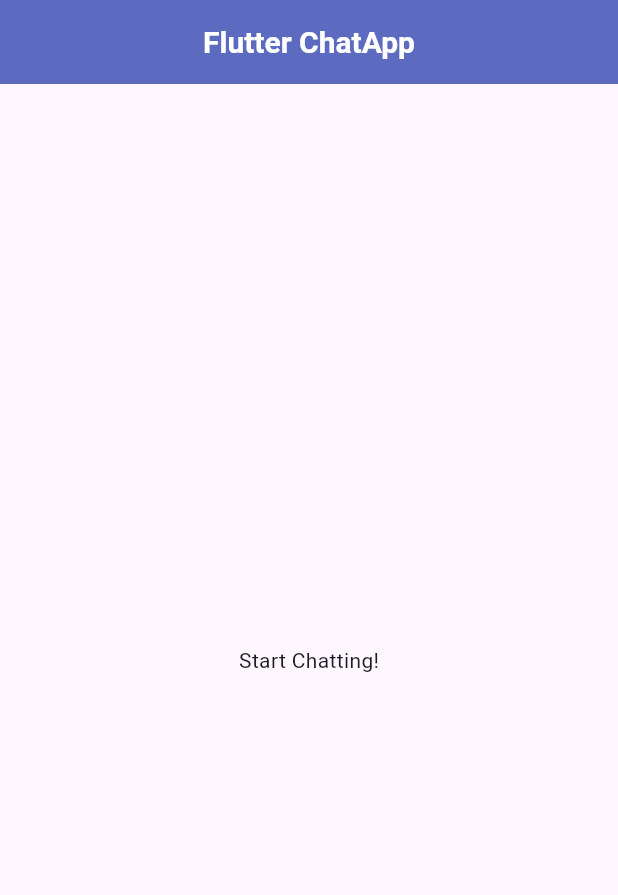
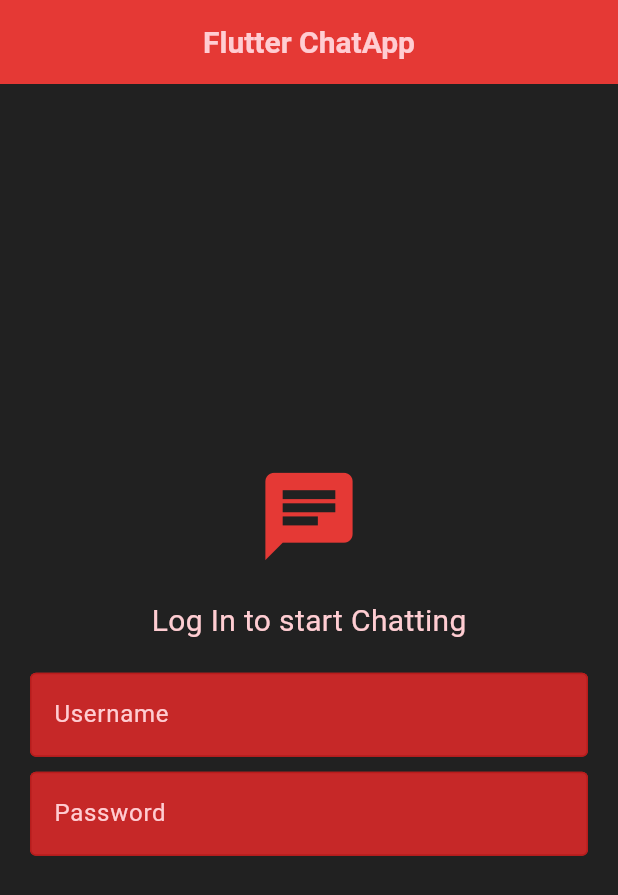
Before and after one commit to harshit-jain52/ChatApp, a Flutter app: the screen it shows after launch, on a phone screen of 412 x 824 dp. Shown: the top 895 px of the screen. Run offline on Flutter 3.47's test engine with Material 3 defaults, Android fonts, the phone set to English and light mode, and no system bars.

Commit message:
Login Screen Design

```diff
--- /dev/null
+++ b/lib/components/input_field.dart
@@ -0,0 +1,33 @@
+import 'package:flutter/material.dart';
+
+class InputField extends StatelessWidget {
+  final String placeholder;
+  final bool obscure;
+  const InputField(
+      {super.key, required this.placeholder, this.obscure = false});
+
+  @override
+  Widget build(BuildContext context) {
+    return Padding(
+        padding: const EdgeInsets.symmetric(horizontal: 20.0),
+        child: TextField(
+            obscureText: obscure,
+            style:
+                TextStyle(color: Theme.of(context).colorScheme.inversePrimary),
+            cursorColor: Theme.of(context).colorScheme.inversePrimary,
+            decoration: InputDecoration(
+              enabledBorder: OutlineInputBorder(
+                  borderSide: BorderSide(
+                      color: Theme.of(context).colorScheme.tertiary)),
+              focusedBorder: OutlineInputBorder(
+                borderSide:
+                    BorderSide(color: Theme.of(context).colorScheme.secondary),
+              ),
+              fillColor: Theme.of(context).colorScheme.secondary,
+              filled: true,
+              hintText: placeholder,
+              hintStyle: TextStyle(
+                  color: Theme.of(context).colorScheme.inversePrimary),
+            )));
+  }
+}
--- a/lib/main.dart
+++ b/lib/main.dart
@@ -1,8 +1,11 @@
+import 'package:chatapp/screens/login.dart';
+import 'package:chatapp/themes/dark_mode.dart';
+// import 'package:chatapp/themes/light_mode.dart';
 import 'package:flutter/material.dart';
-import 'package:chatapp/home.dart';
 
 void main() {
-  runApp(const MaterialApp(
-    home: Home(),
+  runApp(MaterialApp(
+    home: const LoginPage(),
+    theme: darkMode,
   ));
 }
--- /dev/null
+++ b/lib/screens/login.dart
@@ -0,0 +1,48 @@
+import 'package:chatapp/components/input_field.dart';
+import 'package:flutter/material.dart';
+
+class LoginPage extends StatelessWidget {
+  const LoginPage({super.key});
+
+  @override
+  Widget build(BuildContext context) {
+    return Scaffold(
+        backgroundColor: Theme.of(context).colorScheme.background,
+        appBar: AppBar(
+          title: const Text('Flutter ChatApp'),
+          titleTextStyle: TextStyle(
+            fontSize: 20,
+            fontWeight: FontWeight.bold,
+            color: Theme.of(context).colorScheme.inversePrimary,
+          ),
+          backgroundColor: Theme.of(context).colorScheme.primary,
+          centerTitle: true,
+        ),
+        body: Center(
+          child: Column(
+            mainAxisAlignment: MainAxisAlignment.center,
+            children: [
+              Icon(
+                Icons.chat,
+                size: 70,
+                color: Theme.of(context).colorScheme.primary,
+              ),
+              const SizedBox(height: 20),
+              Text("Log In to start Chatting",
+                  style: TextStyle(
+                      fontSize: 20,
+                      color: Theme.of(context).colorScheme.inversePrimary)),
+              const SizedBox(height: 20),
+              const InputField(
+                placeholder: 'Username',
+              ),
+              const SizedBox(height: 10),
+              const InputField(
+                placeholder: 'Password',
+                obscure: true,
+              ),
+            ],
+          ),
+        ));
+  }
+}
--- /dev/null
+++ b/lib/themes/dark_mode.dart
@@ -0,0 +1,11 @@
+import 'package:flutter/material.dart';
+
+ThemeData darkMode = ThemeData(
+  colorScheme: ColorScheme.dark(
+    background: Colors.grey.shade900,
+    primary: Colors.red.shade600,
+    secondary: Colors.red.shade800,
+    tertiary: Colors.red.shade900,
+    inversePrimary: Colors.red.shade100,
+  ),
+);
--- /dev/null
+++ b/lib/themes/light_mode.dart
@@ -0,0 +1,11 @@
+import 'package:flutter/material.dart';
+
+ThemeData lightMode = ThemeData(
+  colorScheme: ColorScheme.light(
+    background: Colors.blue.shade50,
+    primary: Colors.blue.shade400,
+    secondary: Colors.blue.shade200,
+    tertiary: Colors.blue.shade100,
+    inversePrimary: Colors.blue.shade900,
+  ),
+);
```
